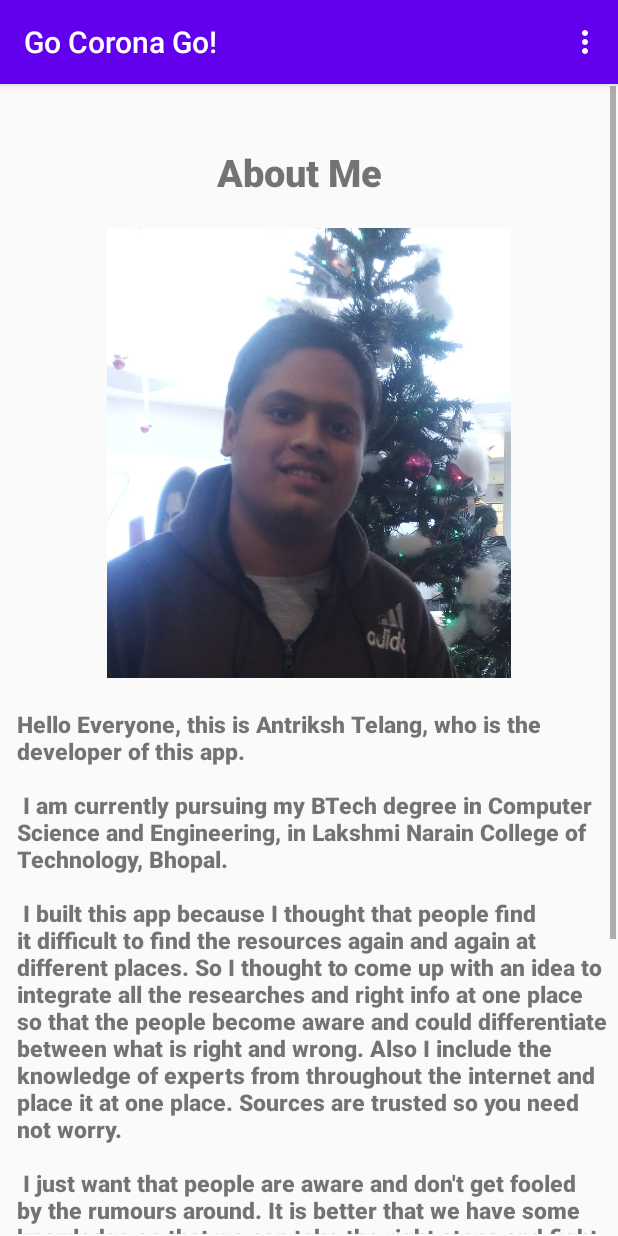
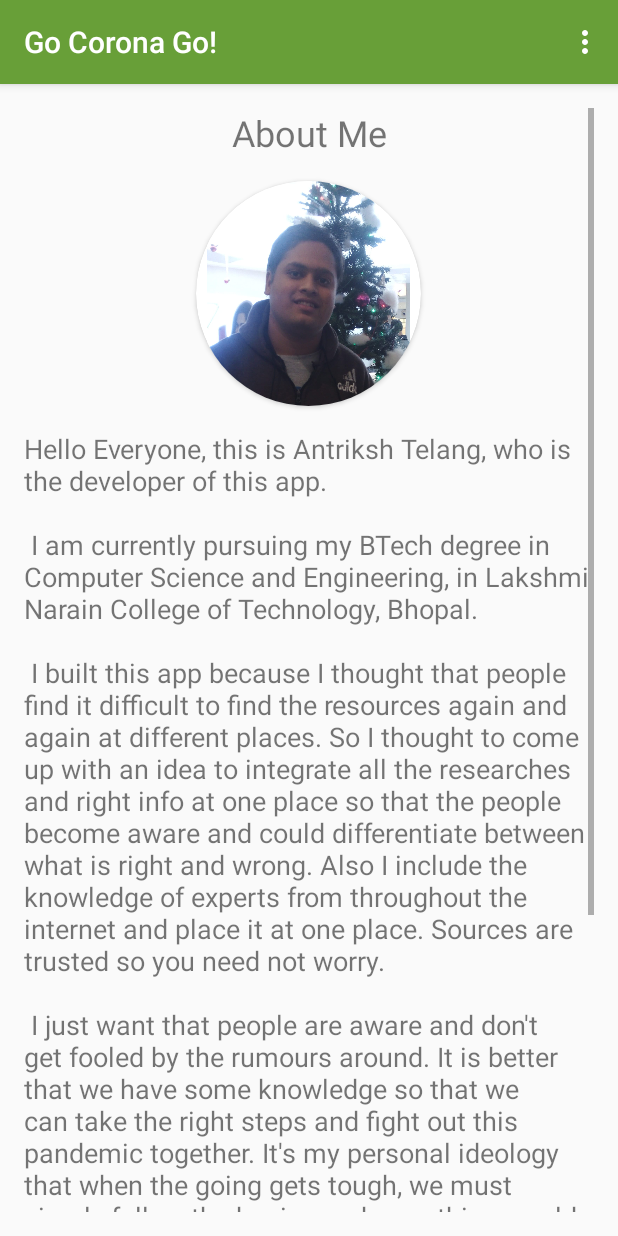
Before and after one commit to Antriksh1234/Go-Corona-Go, an Android app: the AboutActivity screen opened directly, with no data from a screen before it, on a phone screen of 412 x 824 dp. Run offline under Robolectric (Android 15) with nearby library versions, the phone set to English and light mode, and no system bars.

Commit message:
Design changes

```diff
--- a/app/src/main/res/layout/activity_about.xml
+++ b/app/src/main/res/layout/activity_about.xml
@@ -9,10 +9,7 @@
     <ScrollView
         android:layout_width="0dp"
         android:layout_height="0dp"
-        android:layout_marginStart="1dp"
-        android:layout_marginLeft="1dp"
-        android:layout_marginTop="1dp"
-        android:layout_marginEnd="1dp"
+        android:layout_margin="16dp"
         android:layout_marginRight="1dp"
         android:layout_marginBottom="1dp"
         app:layout_constraintBottom_toBottomOf="parent"
@@ -22,68 +19,40 @@
         app:layout_constraintTop_toTopOf="parent"
         app:layout_constraintVertical_bias="1.0">
 
-        <androidx.constraintlayout.widget.ConstraintLayout
+        <LinearLayout
+            android:layout_gravity="center_horizontal"
+            android:orientation="vertical"
             android:layout_width="match_parent"
-            android:layout_height="match_parent"
-            app:layout_constraintBottom_toBottomOf="parent"
-            app:layout_constraintEnd_toEndOf="parent"
-            app:layout_constraintStart_toStartOf="parent"
-            app:layout_constraintTop_toTopOf="parent">
+            android:layout_height="wrap_content">
+            <TextView
+                android:layout_width="match_parent"
+                android:layout_height="wrap_content"
+                android:textSize="24sp"
+                android:text="@string/title_activity_about_section"
+                android:textAlignment="center"
+                android:gravity="center_horizontal" />
+
+            <androidx.cardview.widget.CardView
+                android:layout_width="150dp"
+                android:layout_height="150dp"
+                app:cardCornerRadius="100dp"
+                android:layout_margin="16dp"
+                android:layout_gravity="center_horizontal">
+
+                <ImageView
+                    android:layout_width="150dp"
+                    android:layout_height="150dp"
+                    android:layout_gravity="center_horizontal"
+                    android:src="@drawable/developer"/>
+            </androidx.cardview.widget.CardView>
 
             <TextView
-                android:id="@+id/textView"
-                android:layout_width="wrap_content"
+                android:textSize="18sp"
+                android:layout_width="match_parent"
                 android:layout_height="wrap_content"
-                android:layout_marginStart="180dp"
-                android:layout_marginLeft="180dp"
-                android:layout_marginTop="40dp"
-                android:layout_marginEnd="200dp"
-                android:layout_marginRight="200dp"
-                android:layout_marginBottom="589dp"
-                android:text="About Me"
-                android:textSize="25dp"
-                android:textStyle="bold"
-                app:fontFamily="sans-serif-black"
-                app:layout_constraintBottom_toBottomOf="parent"
-                app:layout_constraintEnd_toEndOf="parent"
-                app:layout_constraintHorizontal_bias="0.455"
-                app:layout_constraintStart_toStartOf="parent"
-                app:layout_constraintTop_toTopOf="parent"
-                app:layout_constraintVertical_bias="0.0" />
+                android:text="@string/myDescription"/>
+        </LinearLayout>
 
-            <ImageView
-                android:id="@+id/imageView2"
-                android:layout_width="wrap_content"
-                android:layout_height="300dp"
-                android:layout_marginTop="20dp"
-                app:layout_constraintBottom_toBottomOf="parent"
-                app:layout_constraintEnd_toEndOf="parent"
-                app:layout_constraintHorizontal_bias="0.488"
-                app:layout_constraintStart_toStartOf="parent"
-                app:layout_constraintTop_toBottomOf="@+id/textView"
-                app:layout_constraintVertical_bias="0.0"
-                app:srcCompat="@drawable/developer" />
-
-            <TextView
-                android:id="@+id/textView2"
-                android:layout_width="0dp"
-                android:layout_height="wrap_content"
-                android:layout_marginStart="10dp"
-                android:layout_marginLeft="10dp"
-                android:layout_marginTop="20dp"
-                android:layout_marginEnd="5dp"
-                android:layout_marginRight="5dp"
-                android:text="@string/mydescription"
-                android:textSize="15dp"
-                app:fontFamily="sans-serif-black"
-                app:layout_constraintBottom_toBottomOf="parent"
-                app:layout_constraintEnd_toEndOf="parent"
-                app:layout_constraintHorizontal_bias="0.633"
-                app:layout_constraintStart_toStartOf="parent"
-                app:layout_constraintTop_toBottomOf="@+id/imageView2"
-                app:layout_constraintVertical_bias="0.0" />
-
-        </androidx.constraintlayout.widget.ConstraintLayout>
-    </ScrollView>
+  </ScrollView>
 
 </androidx.constraintlayout.widget.ConstraintLayout>
--- a/app/src/main/res/values/colors.xml
+++ b/app/src/main/res/values/colors.xml
@@ -3,4 +3,7 @@
     <color name="colorPrimary">#6200EE</color>
     <color name="colorPrimaryDark">#3700B3</color>
     <color name="colorAccent">#03DAC5</color>
+    <color name="greenTheme">#689F38</color>
+    <color name="greenDark">#588531</color>
+    <color name="oldBlueTheme">#5E35B1</color>
 </resources>
--- a/app/src/main/res/values/strings.xml
+++ b/app/src/main/res/values/strings.xml
@@ -91,7 +91,7 @@
         "when a user tries to pick up one of cards.\n\n"
     </string>
     <string name="action_settings" formatted="false">Settings</string>
-    <string name="mydescription" formatted="false">"Hello Everyone, this is Antriksh Telang, who is the developer of this app. \n\n"
+    <string name="myDescription" formatted="false">"Hello Everyone, this is Antriksh Telang, who is the developer of this app. \n\n"
 "I am currently pursuing my BTech degree in Computer Science and Engineering, in Lakshmi Narain College of Technology, Bhopal.\n\n"
 "I built this app because I thought that people find it difficult to find the resources again and again at different places. So I thought to come up with an idea to integrate all the researches and right info at one place so that the people become aware and could differentiate between what is right and wrong. Also I include the knowledge of experts from throughout the internet and place it at one place. Sources are trusted so you need not worry.\n\n"
 "I just want that people are aware and don't get fooled by the rumours around. It is better that we have some knowledge so that we can take the right steps and fight out this pandemic together. It's my personal ideology that when the going gets tough, we must simply follow the basics and everything would be fine. The same we could see around by the endorsements of various simple practises like washing hands with soap, sneezing at our elbow etc etc..\n"
--- a/app/src/main/res/values/styles.xml
+++ b/app/src/main/res/values/styles.xml
@@ -3,8 +3,8 @@
     <!-- Base application theme. -->
     <style name="AppTheme" parent="Theme.AppCompat.Light.DarkActionBar">
         <!-- Customize your theme here. -->
-        <item name="colorPrimary">@color/colorPrimary</item>
-        <item name="colorPrimaryDark">@color/colorPrimaryDark</item>
+        <item name="colorPrimary">@color/greenTheme</item>
+        <item name="colorPrimaryDark">@color/greenDark</item>
         <item name="colorAccent">@color/colorAccent</item>
     </style>
 
--- a/build.gradle
+++ b/build.gradle
@@ -8,7 +8,7 @@ buildscript {
 
     }
     dependencies {
-        classpath 'com.android.tools.build:gradle:4.0.0'
+        classpath 'com.android.tools.build:gradle:4.0.2'
 
 
         // NOTE: Do not place your application dependencies here; they belong
```
Also changed, not shown: app/src/main/res/layout/activity_bacteria_virus.xml (+19 -29 lines), app/src/main/res/layout/activity_china_activty.xml (+8 -12 lines), app/src/main/res/layout/activity_contact.xml (+28 -19 lines), app/src/main/res/layout/activity_covid_info.xml (+6 -9 lines), app/src/main/res/layout/activity_main.xml (+7 -10 lines), app/src/main/res/layout/activity_rumour.xml (+3 -6 lines), app/src/main/res/layout/activity_safety.xml (+5 -10 lines), app/src/main/res/layout/activity_sources.xml (+16 -15 lines), app/src/main/res/layout/activity_what_is_virus.xml (+14 -15 lines), app/src/main/res/layout/activity_whatisactuallycovid19.xml (+3 -6 lines), app/src/main/res/layout/activity_why_safety_tips.xml (+2 -5 lines), app/src/main/res/drawable-v24/virus_hijack.png (renamed from app/src/main/res/drawable-v24/virushijack.png), app/src/main/res/drawable-v24/virus_image.jpg (renamed from app/src/main/res/drawable-v24/virusimage.jpg).
